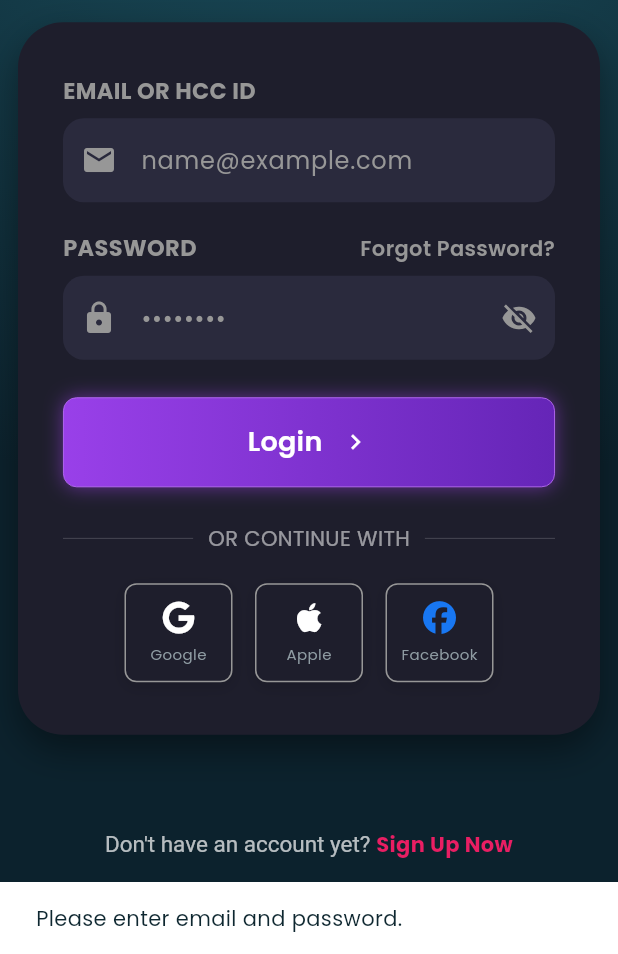
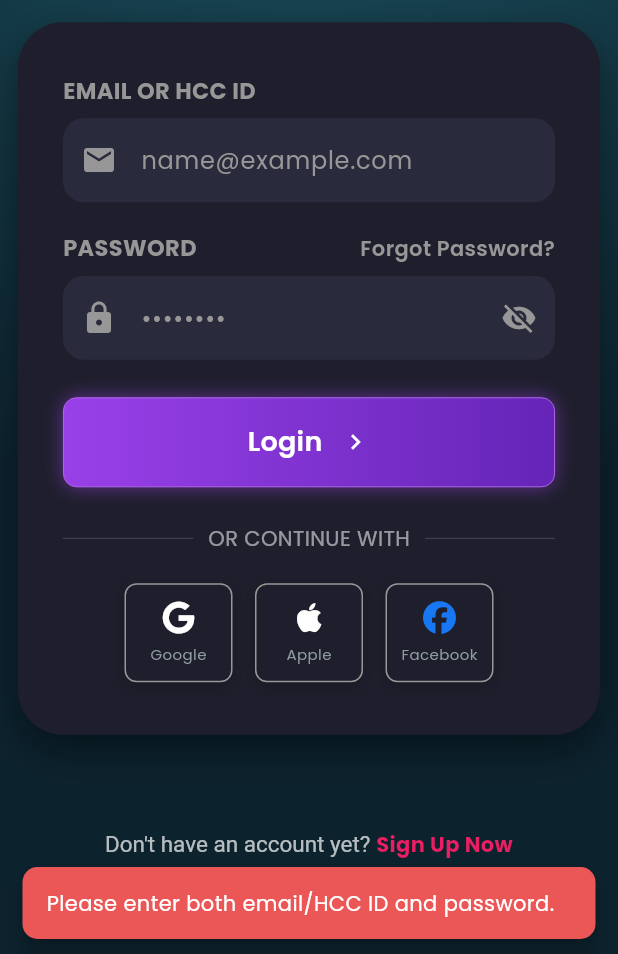
Before and after one commit to Punith-09/AI-CC, a Flutter app: the LoginScreen screen opened by its route, after a tap on "Login", on a phone screen of 412 x 824 dp, the part 282-1236 px from its top. Run offline on Flutter 3.47's test engine with Material 3 defaults, Android fonts, the phone set to English and light mode, and no system bars; drawn by our look-alikes of flutter_animate; our stand-ins replace cached_network_image, dio, dotted_border, file_picker, font_awesome_flutter, get_it and 6 more; accounts and stored records are empty.

Commit message:
login screen changes

```diff
--- a/lib/core/api/api_endpoints.dart
+++ b/lib/core/api/api_endpoints.dart
@@ -2,7 +2,7 @@ class ApiEndpoints {
   ApiEndpoints._();
 
   static String get baseUrl {
-    return 'https://appreciation-negotiation-norm-cable.trycloudflare.com';
+    return 'https://casting-be.onrender.com';
   }
 
   static const String login = '/auth/login';
--- a/lib/features/auth/presentation/pages/audience_signup_screen.dart
+++ b/lib/features/auth/presentation/pages/audience_signup_screen.dart
@@ -191,9 +191,10 @@ class _AudienceSignUpScreenState extends State<AudienceSignUpScreen> {
       context.go(AppRoutes.home);
     } catch (e) {
       if (!mounted) return;
+      final errorMsg = e.toString().replaceFirst('Exception: ', '').trim();
       ScaffoldMessenger.of(context).showSnackBar(
         SnackBar(
-          content: Text("Registration failed: $e"),
+          content: Text(errorMsg.isNotEmpty ? errorMsg : "Registration failed. Please try again."),
           backgroundColor: Colors.red,
           duration: const Duration(seconds: 4),
         ),
--- a/lib/features/auth/presentation/pages/login_screen.dart
+++ b/lib/features/auth/presentation/pages/login_screen.dart
@@ -237,12 +237,20 @@ class _LoginScreenState extends State<LoginScreen> {
                                 onTap: authProvider.isLoading
                                     ? null
                                     : () async {
-                                        final email = _emailController.text;
+                                        final email = _emailController.text.trim();
                                         final password = _passwordController.text;
                                         if (email.isEmpty || password.isEmpty) {
                                           ScaffoldMessenger.of(context).showSnackBar(
-                                            const SnackBar(
-                                              content: Text('Please enter email and password.'),
+                                            SnackBar(
+                                              content: const Text(
+                                                'Please enter both email/HCC ID and password.',
+                                                style: TextStyle(color: Colors.white),
+                                              ),
+                                              backgroundColor: AppColors.danger,
+                                              behavior: SnackBarBehavior.floating,
+                                              shape: RoundedRectangleBorder(
+                                                borderRadius: BorderRadius.circular(10),
+                                              ),
                                             ),
                                           );
                                           return;
@@ -254,9 +262,18 @@ class _LoginScreenState extends State<LoginScreen> {
                                           }
                                         } else {
                                           if (context.mounted) {
+                                            final errorMsg = context.read<AuthProvider>().errorMessage;
                                             ScaffoldMessenger.of(context).showSnackBar(
                                               SnackBar(
-                                                content: Text(context.read<AuthProvider>().errorMessage ?? 'Login failed'),
+                                                content: Text(
+                                                  errorMsg ?? 'Invalid email/HCC ID or password.',
+                                                  style: const TextStyle(color: Colors.white),
+                                                ),
+                                                backgroundColor: AppColors.danger,
+                                                behavior: SnackBarBehavior.floating,
+                                                shape: RoundedRectangleBorder(
+                                                  borderRadius: BorderRadius.circular(10),
+                                                ),
                                               ),
                                             );
                                           }
--- a/lib/features/auth/presentation/pages/signup_screen.dart
+++ b/lib/features/auth/presentation/pages/signup_screen.dart
@@ -602,9 +602,10 @@ class _SignUpWizardPageState extends State<SignUpWizardPage> {
         return;
       }
 
+      final errorMsg = e.toString().replaceFirst('Exception: ', '').trim();
       ScaffoldMessenger.of(context).showSnackBar(
         SnackBar(
-          content: Text('Registration failed: $e'),
+          content: Text(errorMsg.isNotEmpty ? errorMsg : 'Registration failed. Please try again.'),
           backgroundColor: Colors.red,
           duration: const Duration(seconds: 5),
         ),
```
Also changed, not shown: lib/features/auth/data/datasource/auth_remote_datasource.dart (+29 -0 lines), lib/features/auth/presentation/providers/auth_provider.dart (+37 -1 lines), 1 other file.
